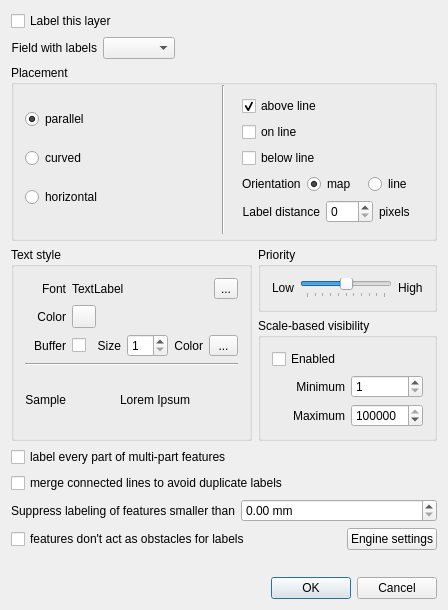
sourcepole/qgis, file qgis/src/plugins/labeling/labelingguibase.ui: the form before one commit.
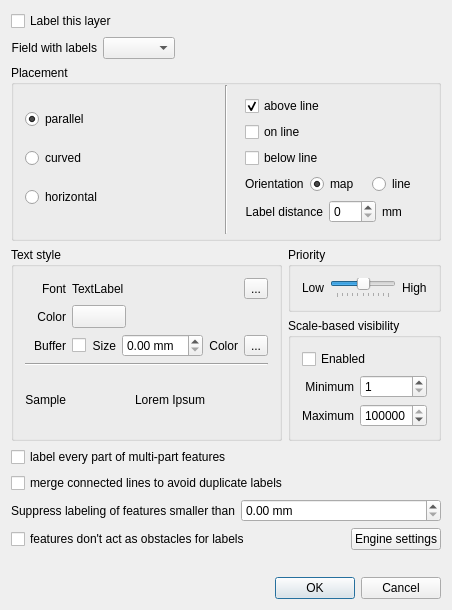
The form after the commit. Icons and pictures are not drawn. Custom widgets are drawn as their Qt base class.

Commit message: Applied patch #2739 from Marco - correct scaling of labeling from the labeling plugin in composer. Includes few tweaks and improvements, additionally the buffer is not considered for the label frame.

Patch:
```diff
--- a/qgis/src/plugins/labeling/labelingguibase.ui
+++ b/qgis/src/plugins/labeling/labelingguibase.ui
@@ -312,7 +312,7 @@
             <item>
              <widget class="QLabel" name="label_15">
               <property name="text">
-               <string>pixels</string>
+               <string>mm</string>
               </property>
              </widget>
             </item>
@@ -472,9 +472,9 @@
            </widget>
           </item>
           <item>
-           <widget class="QSpinBox" name="spinBufferSize">
-            <property name="minimum">
-             <number>1</number>
+           <widget class="QDoubleSpinBox" name="spinBufferSize">
+            <property name="suffix">
+             <string> mm</string>
             </property>
            </widget>
           </item>
```
Left out of the diff: 3 changed lines with no effect on the pictures. The commit also changes 5 other files.
